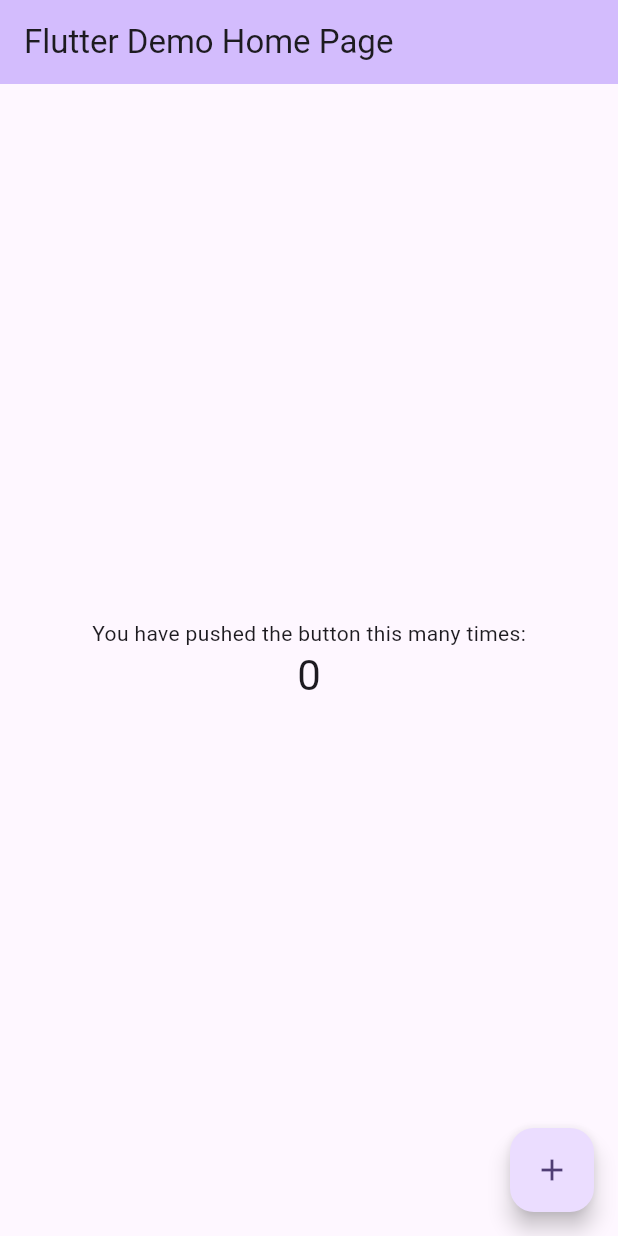
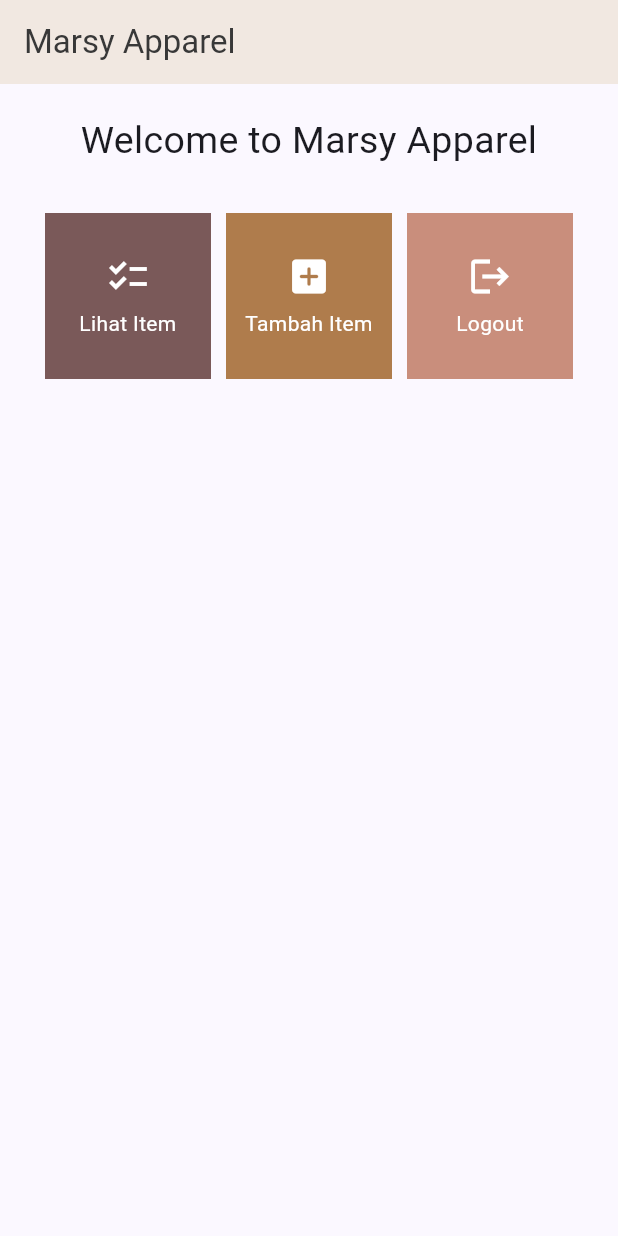
Before and after one commit to marsyarahmadani/MarsyApparel-mobile, a Flutter app: the screen it shows after launch, on a phone screen of 412 x 824 dp. Run offline on Flutter 3.47's test engine with Material 2 defaults, Android fonts, the light colour scheme and no system bars.

Commit message:
commit kedua

```diff
--- a/lib/main.dart
+++ b/lib/main.dart
@@ -1,4 +1,6 @@
 import 'package:flutter/material.dart';
+import 'package:marsy_apparel/menu.dart';
+
 
 void main() {
   runApp(const MyApp());
@@ -28,98 +30,10 @@ class MyApp extends StatelessWidget {
         //
         // This works for code too, not just values: Most code changes can be
         // tested with just a hot reload.
-        colorScheme: ColorScheme.fromSeed(seedColor: Colors.deepPurple),
+        colorScheme: ColorScheme.fromSeed(seedColor: Colors.indigo),
         useMaterial3: true,
       ),
-      home: const MyHomePage(title: 'Flutter Demo Home Page'),
+      home: MyHomePage(),
     );
   }
 }
-
-class MyHomePage extends StatefulWidget {
-  const MyHomePage({super.key, required this.title});
-
-  // This widget is the home page of your application. It is stateful, meaning
-  // that it has a State object (defined below) that contains fields that affect
-  // how it looks.
-
-  // This class is the configuration for the state. It holds the values (in this
-  // case the title) provided by the parent (in this case the App widget) and
-  // used by the build method of the State. Fields in a Widget subclass are
-  // always marked "final".
-
-  final String title;
-
-  @override
-  State<MyHomePage> createState() => _MyHomePageState();
-}
-
-class _MyHomePageState extends State<MyHomePage> {
-  int _counter = 0;
-
-  void _incrementCounter() {
-    setState(() {
-      // This call to setState tells the Flutter framework that something has
-      // changed in this State, which causes it to rerun the build method below
-      // so that the display can reflect the updated values. If we changed
-      // _counter without calling setState(), then the build method would not be
-      // called again, and so nothing would appear to happen.
-      _counter++;
-    });
-  }
-
-  @override
-  Widget build(BuildContext context) {
-    // This method is rerun every time setState is called, for instance as done
-    // by the _incrementCounter method above.
-    //
-    // The Flutter framework has been optimized to make rerunning build methods
-    // fast, so that you can just rebuild anything that needs updating rather
-    // than having to individually change instances of widgets.
-    return Scaffold(
-      appBar: AppBar(
-        // TRY THIS: Try changing the color here to a specific color (to
-        // Colors.amber, perhaps?) and trigger a hot reload to see the AppBar
-        // change color while the other colors stay the same.
-        backgroundColor: Theme.of(context).colorScheme.inversePrimary,
-        // Here we take the value from the MyHomePage object that was created by
-        // the App.build method, and use it to set our appbar title.
-        title: Text(widget.title),
-      ),
-      body: Center(
-        // Center is a layout widget. It takes a single child and positions it
-        // in the middle of the parent.
-        child: Column(
-          // Column is also a layout widget. It takes a list of children and
-          // arranges them vertically. By default, it sizes itself to fit its
-          // children horizontally, and tries to be as tall as its parent.
-          //
-          // Column has various properties to control how it sizes itself and
-          // how it positions its children. Here we use mainAxisAlignment to
-          // center the children vertically; the main axis here is the vertical
-          // axis because Columns are vertical (the cross axis would be
-          // horizontal).
-          //
-          // TRY THIS: Invoke "debug painting" (choose the "Toggle Debug Paint"
-          // action in the IDE, or press "p" in the console), to see the
-          // wireframe for each widget.
-          mainAxisAlignment: MainAxisAlignment.center,
-          children: <Widget>[
-            const Text(
-              'You have pushed the button this many times:',
-            ),
-            Text(
-              '$_counter',
-              style: Theme.of(context).textTheme.headlineMedium,
-            ),
-          ],
-        ),
-      ),
-      floatingActionButton: FloatingActionButton(
-        onPressed: _incrementCounter,
-        tooltip: 'Increment',
-        child: const Icon(Icons.add),
-      ), // This trailing comma makes auto-formatting nicer for build methods.
-    );
-  }
-}
--- /dev/null
+++ b/lib/menu.dart
@@ -0,0 +1,137 @@
+import 'package:flutter/material.dart';
+
+class MyHomePage extends StatelessWidget {
+    MyHomePage({Key? key}) : super(key: key);
+
+    final List<ShopItem> items = [
+        ShopItem("Lihat Item", Icons.checklist),
+        ShopItem("Tambah Item", Icons.add_box_rounded),
+        ShopItem("Logout", Icons.logout),
+    ];
+
+    @override
+    Widget build(BuildContext context) {
+        return Scaffold(
+        appBar: AppBar(
+          title: const Text(
+            'Marsy Apparel',
+            style: TextStyle(
+              color: Color.fromARGB(255, 56, 56, 56), // Ubah warna teks menjadi abu tua
+            ),
+          ),
+          backgroundColor: Color.fromARGB(235, 240, 231, 222),
+
+        ),
+        body: SingleChildScrollView(
+          // Widget wrapper yang dapat discroll
+          child: Padding(
+            padding: const EdgeInsets.all(10.0), // Set padding dari halaman
+            child: Column(
+              // Widget untuk menampilkan children secara vertikal
+              children: <Widget>[
+                const Padding(
+                  padding: EdgeInsets.only(top: 10.0, bottom: 10.0),
+                  // Widget Text untuk menampilkan tulisan dengan alignment center dan style yang sesuai
+                  child: Text(
+                    'Welcome to Marsy Apparel', // Text yang menandakan toko
+                    textAlign: TextAlign.center,
+                    style: TextStyle(
+                      fontSize: 25,
+                      fontWeight: FontWeight.normal,
+                    ),
+                  ),
+                ),
+                // Grid layout
+                GridView.count(
+                  // Container pada card kita.
+                  primary: true,
+                  padding: const EdgeInsets.all(20),
+                  crossAxisSpacing: 10,
+                  mainAxisSpacing: 10,
+                  crossAxisCount: 3,
+                  shrinkWrap: true,
+                  children: items.map((ShopItem item) {
+                    // Iterasi untuk setiap item
+                    Color bgColor = Colors.indigo; // Definisikan warna latar belakang sesuai item
+
+                    if (item.name == "Lihat Item") {
+                      bgColor = Color.fromARGB(255, 122, 89, 89); // Misalnya, warna latar belakang untuk "Lihat Item" adalah biru
+                    } else if (item.name == "Tambah Item") {
+                      bgColor = Color.fromARGB(255, 175, 124, 76); // Warna latar belakang untuk "Tambah Item" adalah hijau
+                    } else if (item.name == "Logout") {
+                      bgColor = Color.fromARGB(255, 201, 142, 124); // Warna latar belakang untuk "Logout" adalah merah
+                    }
+                    return ShopCard(item, bgColor);
+                  }).toList(),
+                ),
+              ],
+            ),
+          ),
+        ),
+      );
+    }
+
+  // This widget is the home page of your application. It is stateful, meaning
+  // that it has a State object (defined below) that contains fields that affect
+  // how it looks.
+
+  // This class is the configuration for the state. It holds the values (in this
+  // case the title) provided by the parent (in this case the App widget) and
+  // used by the build method of the State. Fields in a Widget subclass are
+  // always marked "final".
+
+}
+
+class ShopItem {
+  final String name;
+  final IconData icon;
+
+  ShopItem(this.name, this.icon);
+}
+
+class ShopCard extends StatelessWidget {
+  final ShopItem item;
+  final Color bgColor;
+
+  const ShopCard(this.item, this.bgColor, {super.key}) ; // Constructor
+
+  @override
+  Widget build(BuildContext context) {
+    return Material(
+      color: bgColor,
+      child: InkWell(
+        // Area responsive terhadap sentuhan
+        onTap: () {
+          // Memunculkan SnackBar ketika diklik
+          ScaffoldMessenger.of(context)
+            ..hideCurrentSnackBar()
+            ..showSnackBar(SnackBar(
+                content: Text("Kamu telah menekan tombol ${item.name}")));
+        },
+        child: Container(
+          // Container untuk menyimpan Icon dan Text
+          padding: const EdgeInsets.all(8),
+          child: Center(
+            child: Column(
+              mainAxisAlignment: MainAxisAlignment.center,
+              children: [
+                Icon(
+                  item.icon,
+                  color: Colors.white,
+                  size: 30.0,
+                ),
+                const Padding(padding: EdgeInsets.all(3)),
+                Text(
+                  item.name,
+                  textAlign: TextAlign.center,
+                  style: const TextStyle(color: Colors.white),
+                ),
+
+              ],
+            ),
+          ),
+        ),
+      ),
+    );
+  }
+}
```
Also changed, not shown: 1 other file.
